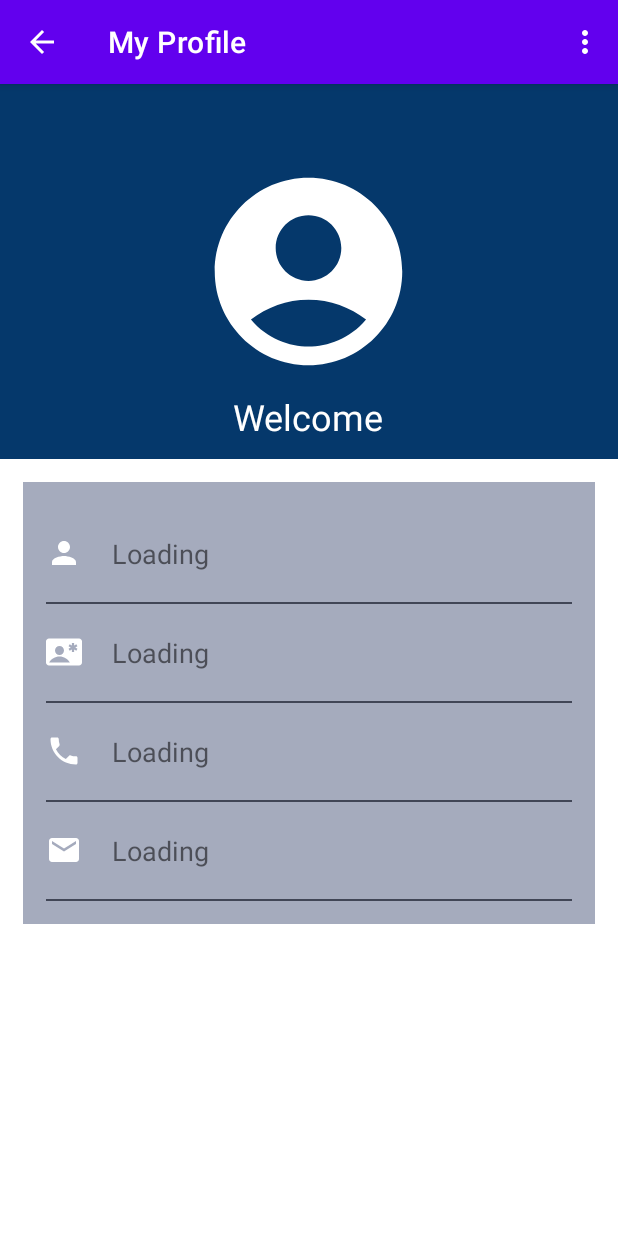
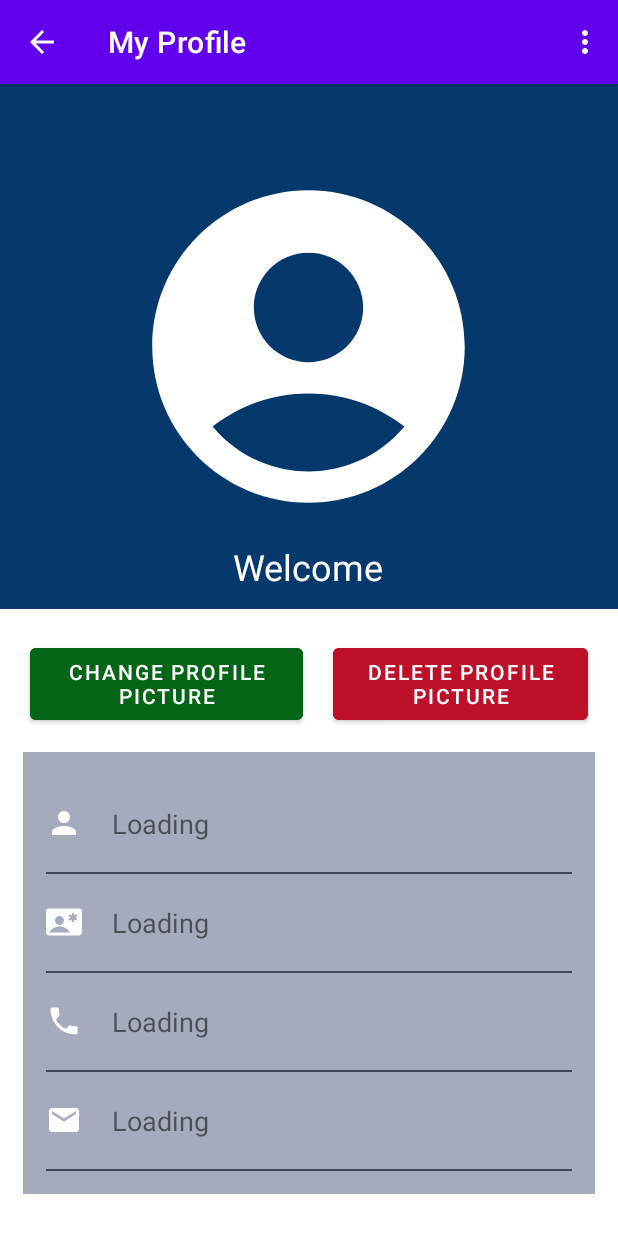
Before and after one commit to ishmaSenaweera/Train_Reservation_System_Mobile, an Android app: the ProfileActivity screen opened directly, with no data from a screen before it, on a phone screen of 412 x 824 dp. Shown: the top 1233 px of the screen. Run offline under Robolectric (Android 15) with nearby library versions, the phone set to English and light mode, and no system bars; our stand-ins replace Firebase (no records; nobody signed in at launch, a user with empty details on screens opened directly); pictures from the network do not load; 1 statement that could not run was skipped.

Commit message:
Profile picture changing functionality added

```diff
--- a/app/src/main/java/com/example/mobile_client/ProfileActivity.java
+++ b/app/src/main/java/com/example/mobile_client/ProfileActivity.java
@@ -1,17 +1,26 @@
 package com.example.mobile_client;
 
-import androidx.annotation.NonNull;
+import androidx.activity.result.ActivityResultLauncher;
+import androidx.activity.result.contract.ActivityResultContracts;
+import androidx.appcompat.app.AlertDialog;
 import androidx.appcompat.app.AppCompatActivity;
-
+import android.app.Activity;
 import android.content.Context;
 import android.content.Intent;
 import android.content.SharedPreferences;
+import android.net.Uri;
 import android.os.Bundle;
+import android.provider.MediaStore;
 import android.view.Menu;
 import android.view.MenuItem;
+import android.widget.Button;
+import android.widget.ImageView;
 import android.widget.TextView;
 import android.widget.Toast;
+import com.bumptech.glide.Glide;
 import com.example.mobile_client.model.Traveler;
+import com.google.firebase.storage.FirebaseStorage;
+import com.google.firebase.storage.StorageReference;
 
 /*
  * File Name: ProfileActivity.java
@@ -23,6 +32,19 @@ public class ProfileActivity extends AppCompatActivity {
 
     private TextView profileWelcome, profileName, profileNic, profilePhone, profileEmail;
     private Traveler loggedInUser;
+    private ImageView profileImage;
+    private Button profilePicBtn, deletePicBtn;
+
+    private static final int PICK_IMAGE_REQUEST = 1;
+    private final ActivityResultLauncher<Intent> imagePickerLauncher = registerForActivityResult(
+            new ActivityResultContracts.StartActivityForResult(),
+            result -> {
+                if (result.getResultCode() == Activity.RESULT_OK && result.getData() != null) {
+                    Uri imageUri = result.getData().getData();
+                    uploadImageToFirebase(imageUri);
+                }
+            });
+
 
     @Override
     protected void onCreate(Bundle savedInstanceState) {
@@ -38,6 +60,9 @@ public class ProfileActivity extends AppCompatActivity {
         profileNic = findViewById(R.id.profilenic);
         profilePhone = findViewById(R.id.profilephone);
         profileEmail = findViewById(R.id.profileemail);
+        profileImage = findViewById(R.id.profileimage);
+        profilePicBtn = findViewById(R.id.profilepicbtn);
+        deletePicBtn = findViewById(R.id.deletepicbtn);
 
         // Retrieve the Traveler object passed from HomeActivity
         if (getIntent() != null && getIntent().hasExtra("traveler_data")) {
@@ -54,6 +79,67 @@ public class ProfileActivity extends AppCompatActivity {
             Toast.makeText(this, "Error loading user data", Toast.LENGTH_SHORT).show();
 
         }
+
+        loadProfileImage();
+
+        profilePicBtn.setOnClickListener(v -> {
+            Intent intent = new Intent(Intent.ACTION_PICK, MediaStore.Images.Media.EXTERNAL_CONTENT_URI);
+            imagePickerLauncher.launch(intent);
+        });
+
+
+        deletePicBtn.setOnClickListener(v -> {
+            deleteProfileImage();
+        });
+
+    }
+
+    private void loadProfileImage() {
+        String nic = loggedInUser.getNic();
+        StorageReference storageReference = FirebaseStorage.getInstance().getReference("profileImages/" + nic);
+
+        storageReference.getDownloadUrl().addOnSuccessListener(uri -> {
+            Glide.with(ProfileActivity.this)
+                    .load(uri)
+                    .placeholder(R.drawable.ic_baseline_account_circle_24) // set the default image
+                    .into(profileImage);
+        }).addOnFailureListener(e -> {
+            profileImage.setImageResource(R.drawable.ic_baseline_account_circle_24); // set the default image on failure
+        });
+    }
+
+    private void uploadImageToFirebase(Uri imageUri) {
+        if (imageUri != null) {
+            String nic = loggedInUser.getNic(); // using loggedInUser's NIC as a unique identifier
+            StorageReference storageReference = FirebaseStorage.getInstance().getReference("profileImages/" + nic);
+
+            storageReference.putFile(imageUri).addOnSuccessListener(taskSnapshot -> {
+                Toast.makeText(ProfileActivity.this, "Profile Image Uploaded", Toast.LENGTH_SHORT).show();
+                Glide.with(ProfileActivity.this).load(imageUri).into(profileImage);
+            }).addOnFailureListener(e -> {
+                Toast.makeText(ProfileActivity.this, "Failed to Upload Profile Image", Toast.LENGTH_SHORT).show();
+            });
+        }
+    }
+
+    private void deleteProfileImage() {
+        AlertDialog.Builder builder = new AlertDialog.Builder(this);
+        builder.setTitle("Delete Profile Image");
+        builder.setMessage("Are you sure you want to delete your profile image?");
+        builder.setPositiveButton("Yes", (dialog, which) -> {
+            String nic = loggedInUser.getNic();
+            StorageReference storageReference = FirebaseStorage.getInstance().getReference("profileImages/" + nic);
+
+            storageReference.delete().addOnSuccessListener(aVoid -> {
+                Toast.makeText(ProfileActivity.this, "Profile Image Deleted", Toast.LENGTH_SHORT).show();
+                profileImage.setImageResource(R.drawable.ic_baseline_account_circle_24);
+            }).addOnFailureListener(e -> {
+                Toast.makeText(ProfileActivity.this, "Failed to Delete Profile Image", Toast.LENGTH_SHORT).show();
+            });
+        });
+        builder.setNegativeButton("Cancel", (dialog, which) -> dialog.dismiss());
+        AlertDialog dialog = builder.create();
+        dialog.show();
     }
 
     @Override
@@ -63,7 +149,7 @@ public class ProfileActivity extends AppCompatActivity {
     }
 
     @Override
-    public boolean onOptionsItemSelected(@NonNull MenuItem item) {
+    public boolean onOptionsItemSelected(MenuItem item) {
         int id = item.getItemId();
         if (id == R.id.myprofile) {
             Intent intent = new Intent(this, ProfileActivity.class);
@@ -73,7 +159,7 @@ public class ProfileActivity extends AppCompatActivity {
             Intent intent = new Intent(this, EditProfileActivity.class);
             intent.putExtra("traveler_data", loggedInUser);
             startActivity(intent);
-        }  else if (id == R.id.logout) {
+        } else if (id == R.id.logout) {
             Toast.makeText(this, "Logged out.", Toast.LENGTH_SHORT).show();
             clearUserFromPrefs(); // Clear traveler_data on logout
             Intent intent = new Intent(this, LoginActivity.class);
--- a/app/src/main/res/layout/activity_profile.xml
+++ b/app/src/main/res/layout/activity_profile.xml
@@ -1,5 +1,6 @@
 <?xml version="1.0" encoding="utf-8"?>
 <ScrollView xmlns:android="http://schemas.android.com/apk/res/android"
+    xmlns:app="http://schemas.android.com/apk/res-auto"
     xmlns:tools="http://schemas.android.com/tools"
     android:layout_width="match_parent"
     android:layout_height="match_parent"
@@ -13,15 +14,14 @@
 
         <RelativeLayout
             android:layout_width="match_parent"
-            android:layout_height="250dp"
+            android:layout_height="350dp"
             android:background="#05386b">
 
             <ImageView
                 android:id="@+id/profileimage"
-                android:layout_width="150dp"
-                android:layout_height="150dp"
-                android:layout_centerInParent="true"
-                android:background="@drawable/ic_baseline_account_circle_24" />
+                android:layout_width="250dp"
+                android:layout_height="250dp"
+                android:layout_centerInParent="true" />
 
             <TextView
                 android:id="@+id/profilewelcome"
@@ -38,86 +38,113 @@
 
         <RelativeLayout
             android:layout_width="match_parent"
+            android:layout_height="wrap_content">
+
+            <Button
+                android:id="@+id/profilepicbtn"
+                android:layout_width="130dp"
+                android:layout_height="60dp"
+                android:layout_alignParentStart="true"
+                android:layout_marginStart="20dp"
+                android:layout_marginTop="20dp"
+                android:layout_marginEnd="20dp"
+                android:layout_toStartOf="@+id/deletepicbtn"
+                android:backgroundTint="#056517"
+                android:text="Change Profile Picture" />
+
+            <Button
+                android:id="@+id/deletepicbtn"
+                android:layout_width="170dp"
+                android:layout_height="60dp"
+                android:layout_alignParentEnd="true"
+                android:layout_marginTop="20dp"
+                android:layout_marginEnd="20dp"
+                android:backgroundTint="#bf1029"
+                android:text="Delete Profile Picture" />
+
+        </RelativeLayout>
+
+        <RelativeLayout
+            android:layout_width="match_parent"
             android:layout_height="match_parent"
             android:layout_margin="15dp"
             android:background="#A5ABBD"
             android:padding="15dp">
 
-
             <TextView
                 android:id="@+id/profilename"
                 android:layout_width="wrap_content"
                 android:layout_height="wrap_content"
+                android:layout_marginTop="20dp"
                 android:drawableLeft="@drawable/ic_baseline_person_24"
                 android:drawablePadding="20dp"
                 android:text="Loading"
-                android:textSize="18dp"
-                android:layout_marginTop="20dp"/>
+                android:textSize="18dp" />
 
             <View
+                android:id="@+id/profiledivider1"
                 android:layout_width="match_parent"
                 android:layout_height="1dp"
                 android:layout_below="@+id/profilename"
                 android:layout_marginTop="20dp"
-                android:background="#414656"
-                android:id="@+id/profiledivider1"/>
+                android:background="#414656" />
 
             <TextView
                 android:id="@+id/profilenic"
                 android:layout_width="wrap_content"
                 android:layout_height="wrap_content"
+                android:layout_below="@+id/profiledivider1"
+                android:layout_marginTop="20dp"
                 android:drawableLeft="@drawable/ic_baseline_contact_emergency_24"
                 android:drawablePadding="20dp"
                 android:text="Loading"
-                android:textSize="18dp"
-                android:layout_marginTop="20dp"
-                android:layout_below="@+id/profiledivider1"/>
+                android:textSize="18dp" />
 
             <View
+                android:id="@+id/profiledivider2"
                 android:layout_width="match_parent"
                 android:layout_height="1dp"
                 android:layout_below="@+id/profilenic"
                 android:layout_marginTop="20dp"
-                android:background="#414656"
-                android:id="@+id/profiledivider2"/>
+                android:background="#414656" />
 
             <TextView
                 android:id="@+id/profilephone"
                 android:layout_width="wrap_content"
                 android:layout_height="wrap_content"
+                android:layout_below="@+id/profiledivider2"
+                android:layout_marginTop="20dp"
                 android:drawableLeft="@drawable/ic_baseline_phone_24"
                 android:drawablePadding="20dp"
                 android:text="Loading"
-                android:textSize="18dp"
-                android:layout_marginTop="20dp"
-                android:layout_below="@+id/profiledivider2"/>
+                android:textSize="18dp" />
 
             <View
+                android:id="@+id/profiledivider3"
                 android:layout_width="match_parent"
                 android:layout_height="1dp"
                 android:layout_below="@+id/profilephone"
                 android:layout_marginTop="20dp"
-                android:background="#414656"
-                android:id="@+id/profiledivider3"/>
+                android:background="#414656" />
 
             <TextView
                 android:id="@+id/profileemail"
                 android:layout_width="wrap_content"
                 android:layout_height="wrap_content"
+                android:layout_below="@+id/profiledivider3"
+                android:layout_marginTop="20dp"
                 android:drawableLeft="@drawable/ic_baseline_email_24"
                 android:drawablePadding="20dp"
                 android:text="Loading"
-                android:textSize="18dp"
-                android:layout_marginTop="20dp"
-                android:layout_below="@+id/profiledivider3"/>
+                android:textSize="18dp" />
 
             <View
+                android:id="@+id/profiledivider4"
                 android:layout_width="match_parent"
                 android:layout_height="1dp"
                 android:layout_below="@+id/profileemail"
                 android:layout_marginTop="20dp"
-                android:background="#414656"
-                android:id="@+id/profiledivider4"/>
+                android:background="#414656" />
 
         </RelativeLayout>
 
--- a/build.gradle
+++ b/build.gradle
@@ -5,7 +5,8 @@ buildscript {
         mavenCentral()
     }
     dependencies {
-        classpath "com.android.tools.build:gradle:7.0.0"
+        classpath "com.android.tools.build:gradle:7.0.4"
+        classpath 'com.google.gms:google-services:4.3.15'
 
         // NOTE: Do not place your application dependencies here; they belong
         // in the individual module build.gradle files
```
Also changed, not shown: app/build.gradle (+7 -0 lines), 1 other file.
